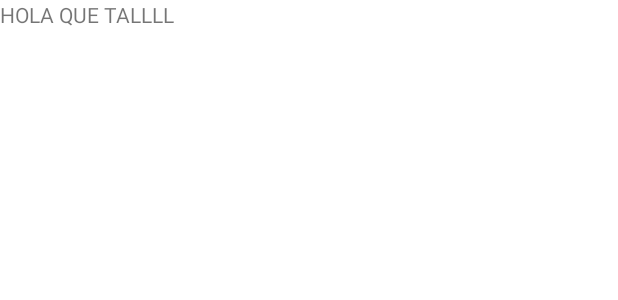
After one commit to brianA1998/JobsApp, an Android app: the layout fragment_home_screen.xml on its own in the app's theme, with its tools: preview values and no code run, on a phone screen of 412 x 824 dp. The commit adds this screen. Shown: the top 300 px of the screen. Run offline under Robolectric (Android 15) with nearby library versions, the phone set to English and light mode, and no system bars.

```diff
--- /dev/null
+++ b/app/src/main/res/layout/fragment_home_screen.xml
@@ -0,0 +1,14 @@
+<?xml version="1.0" encoding="utf-8"?>
+<FrameLayout xmlns:android="http://schemas.android.com/apk/res/android"
+    xmlns:tools="http://schemas.android.com/tools"
+    android:layout_width="match_parent"
+    android:layout_height="match_parent"
+    tools:context=".ui.view.home.HomeScreenFragment">
+
+    <!-- TODO: Update blank fragment layout -->
+    <TextView
+        android:layout_width="match_parent"
+        android:layout_height="match_parent"
+        android:text="HOLA QUE TALLLL" />
+
+</FrameLayout>
--- a/app/src/main/res/values/strings.xml
+++ b/app/src/main/res/values/strings.xml
@@ -1,3 +1,5 @@
 <resources>
     <string name="app_name">JobsApplication</string>
+    <!-- TODO: Remove or change this placeholder text -->
+    <string name="hello_blank_fragment">Hello blank fragment</string>
 </resources>
--- a/build.gradle
+++ b/build.gradle
@@ -3,6 +3,7 @@ plugins {
     id 'com.android.application' version '7.1.2' apply false
     id 'com.android.library' version '7.1.2' apply false
     id 'org.jetbrains.kotlin.android' version '1.5.30' apply false
+
 }
 
 task clean(type: Delete) {
```
Also changed, not shown: app/build.gradle (+5 -5 lines), app/src/main/java/com/example/jobsapplication/MainActivity.kt (+6 -1 lines), app/src/main/java/com/example/jobsapplication/ui/view/home/HomeScreenFragment.kt (added, +15 -0 lines), app/src/main/res/layout/activity_main.xml (+7 -6 lines).
